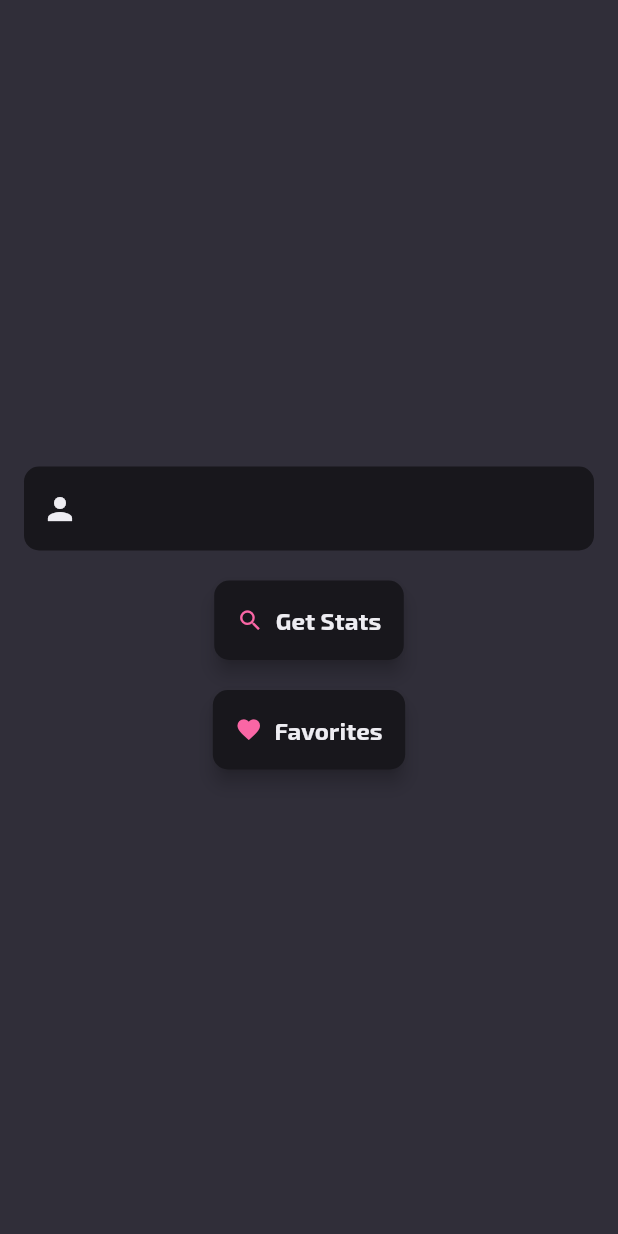
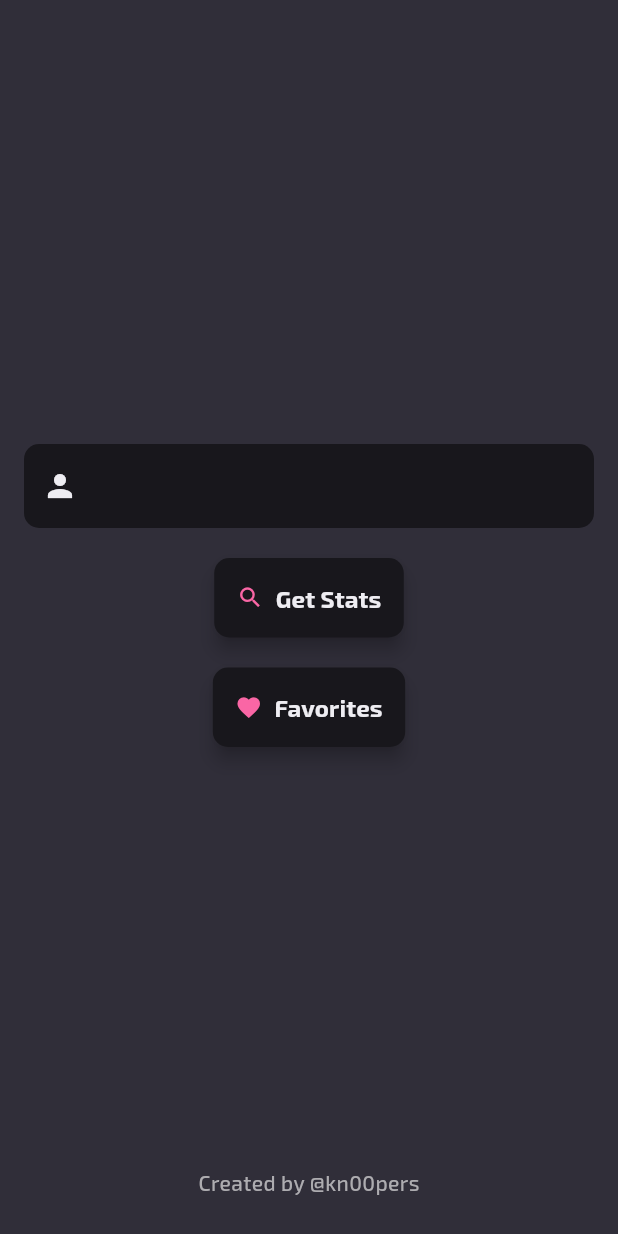
Before and after one commit to kn00pers/OsuTracker, a Flutter app: the screen it shows after launch, on a phone screen of 412 x 824 dp. Run offline on Flutter 3.47's test engine with Material 3 defaults, Android fonts, the phone set to English and light mode, and no system bars; our stand-ins replace shared_preferences; accounts and stored records are empty.

Commit message:
Refactor global rank difference display logic and clean up code formatting

```diff
--- a/lib/screens/home_screen.dart
+++ b/lib/screens/home_screen.dart
@@ -71,7 +71,7 @@ class _HomeScreenState extends State<HomeScreen> {
               onAddToFavorites: _addToFavorites,
               onRemoveFromFavorites: _removeFromFavorites,
               favoriteUsers: _favoriteUsers,
-              onUpdateUser: _updateUser,
+              onUpdateUser: _updateUser, historicalStats: {},
             ),
           ),
         );
@@ -124,9 +124,11 @@ class _HomeScreenState extends State<HomeScreen> {
       decoration: const BoxDecoration(
         color: Color(0xFF302e39),
       ),
-        child: Center(
       child: Padding(
         padding: const EdgeInsets.all(16.0),
+        child: Column(
+          children: [
+            Expanded( // Umożliwia wycentrowanie głównej zawartości
               child: Column(
                 mainAxisAlignment: MainAxisAlignment.center,
                 children: [
@@ -161,7 +163,7 @@ class _HomeScreenState extends State<HomeScreen> {
                   ),
                   const SizedBox(height: 10),
                   if (_isLoading) const CircularProgressIndicator(color: Color(0xFFfa66a5)),
-                if (_errorMessage!= null)
+                  if (_errorMessage != null)
                     Text(
                       _errorMessage!,
                       style: const TextStyle(fontFamily: 'Exo2', color: Colors.red),
@@ -171,9 +173,9 @@ class _HomeScreenState extends State<HomeScreen> {
                     onPressed: () async {
                       for (var user in _favoriteUsers) {
                         final accessToken = await ApiService.getAccessToken();
-                      if (accessToken!= null) {
+                        if (accessToken != null) {
                           final updatedUser = await ApiService.fetchUserData(user.username, accessToken);
-                        if (updatedUser!= null) {
+                          if (updatedUser != null) {
                             updatedUser.previousStatistics = user.statistics;
                             await StorageService.saveUserStats(updatedUser);
                             _updateUser(updatedUser);
@@ -192,9 +194,9 @@ class _HomeScreenState extends State<HomeScreen> {
                             historicalStats: {
                               for (var user in _favoriteUsers)
                                 user.username: {
-                                'globalRank': user.previousStatistics?.globalRank?? 0,
-                                'countryRank': user.previousStatistics?.countryRank?? 0,
-                                'pp': user.previousStatistics?.pp?? 0,
+                                  'globalRank': user.previousStatistics?.globalRank ?? 0,
+                                  'countryRank': user.previousStatistics?.countryRank ?? 0,
+                                  'pp': user.previousStatistics?.pp ?? 0,
                                 }
                             },
                           ),
@@ -215,6 +217,20 @@ class _HomeScreenState extends State<HomeScreen> {
                 ],
               ),
             ),
+            const Padding(
+              padding: EdgeInsets.only(bottom: 10), // Zapewnia trochę miejsca na dole
+              child: Text(
+                "Created by @kn00pers",
+                style: TextStyle(
+                  fontFamily: 'Exo2',
+                  color: Color.fromARGB(255, 173, 172, 176),
+                  fontSize: 14,
+                  fontWeight: FontWeight.w500,
+                ),
+              ),
+            ),
+          ],
+        ),
       ),
     ),
   );
```
Also changed, not shown: lib/screens/favorite_screen.dart (+7 -7 lines), lib/screens/user_detail_screen.dart (+19 -39 lines). Lines whose indentation alone changed are shown as unchanged.
